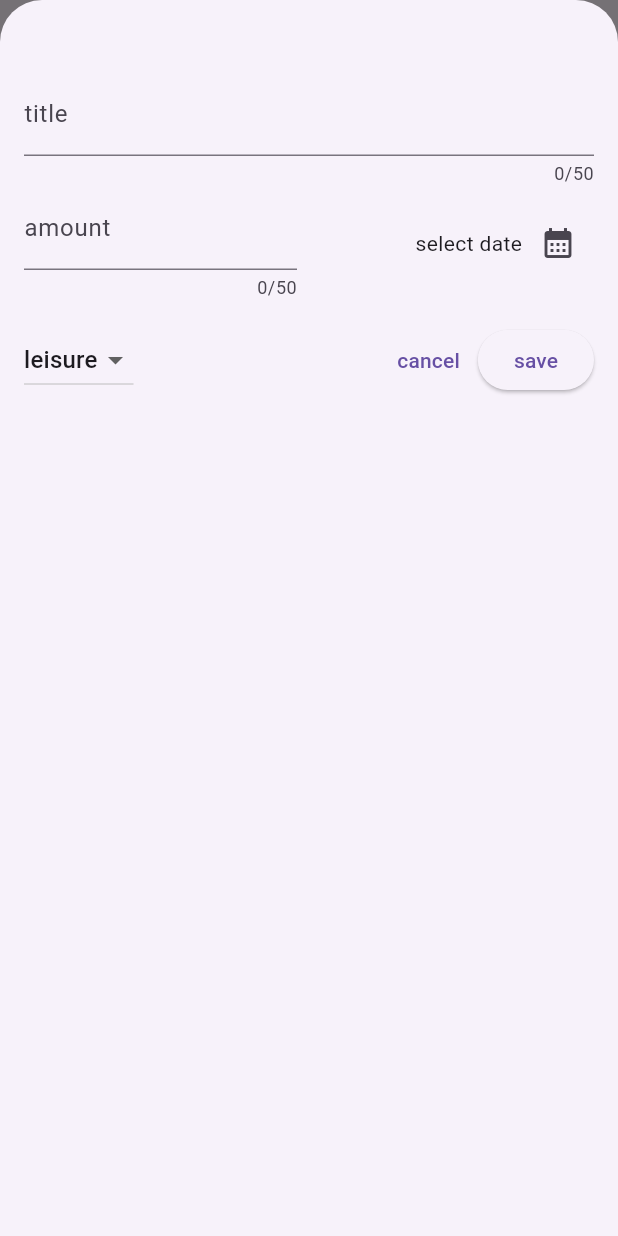
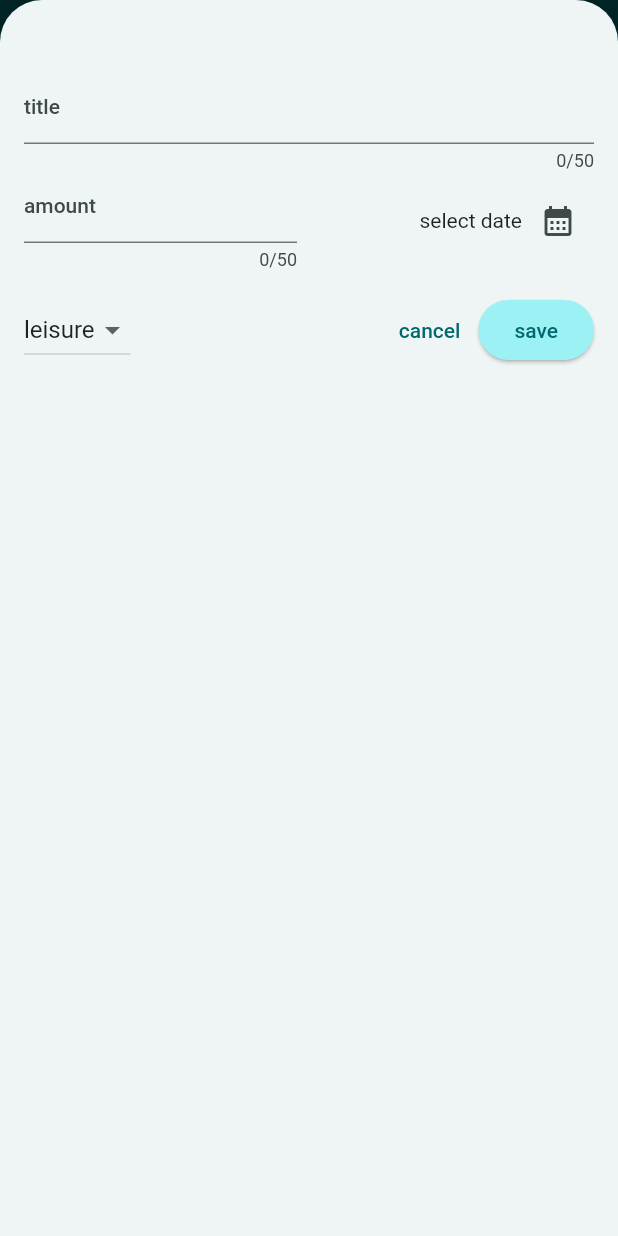
Before and after one commit to REDHUN/ExpenseTracker, a Flutter app: the screen it shows after launch, after a tap on the "add" icon, on a phone screen of 412 x 824 dp. Run offline on Flutter 3.47's test engine with Material 2 defaults, Android fonts, the phone set to English and light mode, and no system bars.

Commit message:
app theme date updated

```diff
--- a/lib/main.dart
+++ b/lib/main.dart
@@ -1,9 +1,25 @@
 import 'package:expensetracker/screens/expense_screen.dart';
 import 'package:flutter/material.dart';
 
+var kColorScheme=ColorScheme.fromSeed(seedColor: Color.fromARGB(255, 17, 140, 145));
+var kDarkScheme=ColorScheme.fromSeed(brightness: Brightness.dark, seedColor: Color.fromARGB(255, 5, 99, 125),);
 void main() {
   runApp( MaterialApp(
-    theme: ThemeData(useMaterial3: true),
+    darkTheme: ThemeData.dark().copyWith(useMaterial3: true,colorScheme: kDarkScheme,cardTheme: const CardTheme().copyWith(color: kDarkScheme.secondaryContainer,
+    margin: const EdgeInsets.symmetric(horizontal: 16,vertical: 8),),elevatedButtonTheme: ElevatedButtonThemeData(style: ElevatedButton.styleFrom(backgroundColor: kDarkScheme.primaryContainer,foregroundColor: kDarkScheme.onPrimaryContainer),
+    ),),
+
+    theme: ThemeData().copyWith(useMaterial3: true,
+    colorScheme: kColorScheme,appBarTheme: const AppBarTheme().copyWith(backgroundColor: kColorScheme.onPrimaryContainer,
+    foregroundColor: kColorScheme.primaryContainer),
+    cardTheme: const CardTheme().copyWith(color: kColorScheme.secondaryContainer,
+    margin: const EdgeInsets.symmetric(horizontal: 16,vertical: 8),
+
+  ),
+    elevatedButtonTheme: ElevatedButtonThemeData(style: ElevatedButton.styleFrom(backgroundColor: kColorScheme.primaryContainer),
+    ),
+    textTheme: ThemeData().textTheme.copyWith(titleLarge: TextStyle(fontWeight: FontWeight.bold,color: kColorScheme.onSecondaryContainer,fontSize: 14,),),
+    ),
     debugShowCheckedModeBanner: false,
     home: const Expense(),
   )
--- a/lib/models/expense_item.dart
+++ b/lib/models/expense_item.dart
@@ -10,9 +10,9 @@ class ExpenseItem extends StatelessWidget {
     return Card(
       child: Padding(
         padding: const EdgeInsets.symmetric(horizontal: 20, vertical: 16),
-        child: Column(
+        child: Column(crossAxisAlignment: CrossAxisAlignment.start,
           children: [
-            Text(item.title),
+            Text(item.title,style: Theme.of(context).textTheme.titleLarge,),
             const SizedBox(height: 4,),
             Row(
               children: [
--- a/lib/models/expense_list.dart
+++ b/lib/models/expense_list.dart
@@ -14,6 +14,7 @@ class ExpenseList extends StatelessWidget {
     return ListView.builder(
       itemCount: expense.length,
       itemBuilder: ((context, index) => Dismissible(
+        background: Container(color: Theme.of(context).colorScheme.error,margin: EdgeInsets.symmetric(horizontal: Theme.of(context).cardTheme.margin!.horizontal),),
             key: ValueKey(expense[index]),
             child: ExpenseItem(item: expense[index]),
             onDismissed: (direction) {
--- a/lib/screens/expense_screen.dart
+++ b/lib/screens/expense_screen.dart
@@ -1,4 +1,3 @@
-import 'dart:math';
 
 import 'package:expensetracker/models/expense.dart';
 import 'package:expensetracker/models/expense_list.dart';
@@ -18,17 +17,17 @@ class _ExpenseState extends State<Expense> {
         title: 'shoe',
         amount: 258.7,
         date: DateTime.now(),
-        category: Category.travel),
+        category: Category.work),
     Expenses(
-        title: 'shirt',
+        title: 'flight ticket',
         amount: 1000.23,
         date: DateTime.now(),
-        category: Category.leisure),
+        category: Category.travel),
     Expenses(
         title: 'movie ticket',
         amount: 300.0,
         date: DateTime.now(),
-        category: Category.work)
+        category: Category.leisure)
   ];
 
   void _openaddexpenseOverlay() {
```
Also changed, not shown: pubspec.lock.
